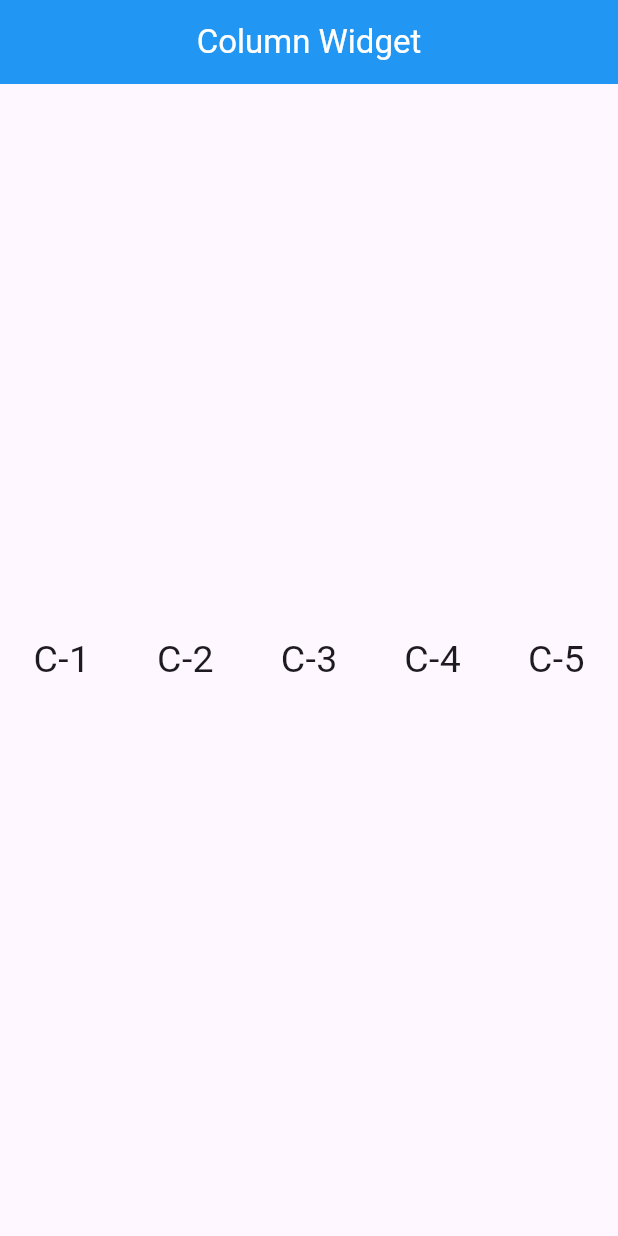
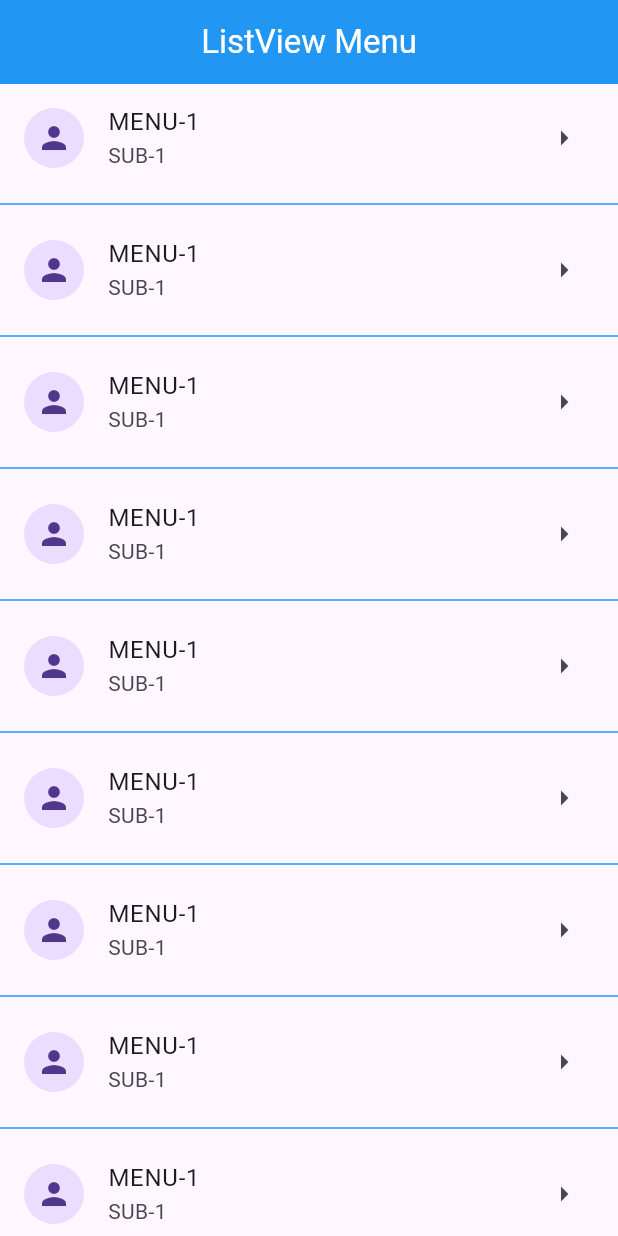
Before and after one commit to WANWISAAA/week11-mobile-d1-2569, a Flutter app: the screen it shows after launch, on a phone screen of 412 x 824 dp. Run offline on Flutter 3.47's test engine with Material 3 defaults, Android fonts, the phone set to English and light mode, and no system bars.

Commit message:
finish listview menu

```diff
--- a/lib/main.dart
+++ b/lib/main.dart
@@ -1,6 +1,7 @@
 import 'package:flutter/material.dart';
 import 'package:flutter_week11/view/column_page.dart';
 import 'package:flutter_week11/view/home.dart';
+import 'package:flutter_week11/view/listview_manu.dart';
 import 'package:flutter_week11/view/row_page.dart';
 
 void main(){
@@ -14,7 +15,7 @@ class MyApp extends StatelessWidget{
     return MaterialApp(
       debugShowCheckedModeBanner: false,
       title: "Flutter App",
-      home: ColumnPage()
+      home: ListViewMenu()
     );
   }
 }
--- /dev/null
+++ b/lib/view/listview_manu.dart
@@ -0,0 +1,35 @@
+import 'package:flutter/material.dart';
+
+class ListViewMenu extends StatelessWidget {
+  const ListViewMenu({super.key});
+
+  @override
+  Widget build(BuildContext context) {
+    return Scaffold(
+      appBar: AppBar(
+        backgroundColor: Colors.blue,
+        centerTitle: true,
+        title: Text("ListView Menu", style: TextStyle(color: Colors.white)),
+      ),
+      body: Container(
+        child: ListView.separated(
+          itemBuilder: (context, index) {
+            return ListTile(
+              title: Text("MENU-1"),
+              subtitle: Text("SUB-1"),
+              leading: CircleAvatar(child: Icon(Icons.person),),
+              trailing: Icon(Icons.arrow_right),
+              onTap: () {
+                debugPrint("MENU-1");
+              },
+            );
+          },
+          separatorBuilder: (context, index) {
+            return Divider(color: Colors.blue);
+          },
+          itemCount: 10,
+        ),
+      ),
+    );
+  }
+}
```
